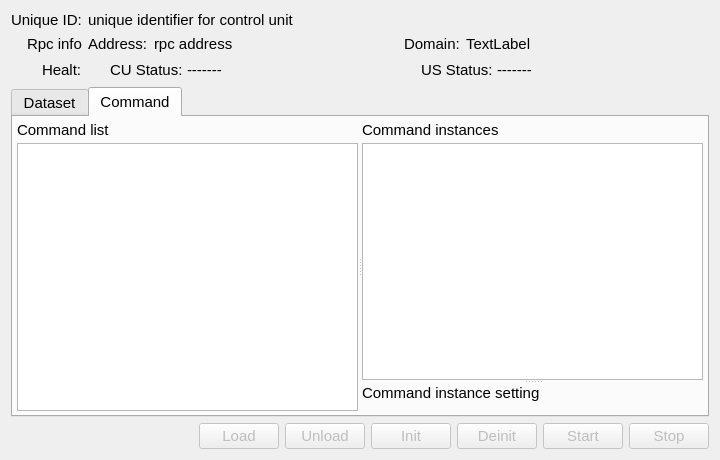
Above: ccs/node/control_unit/ControlUnitEditor.ui from bisegni/chaosframework before the change. Below: the same form after it.
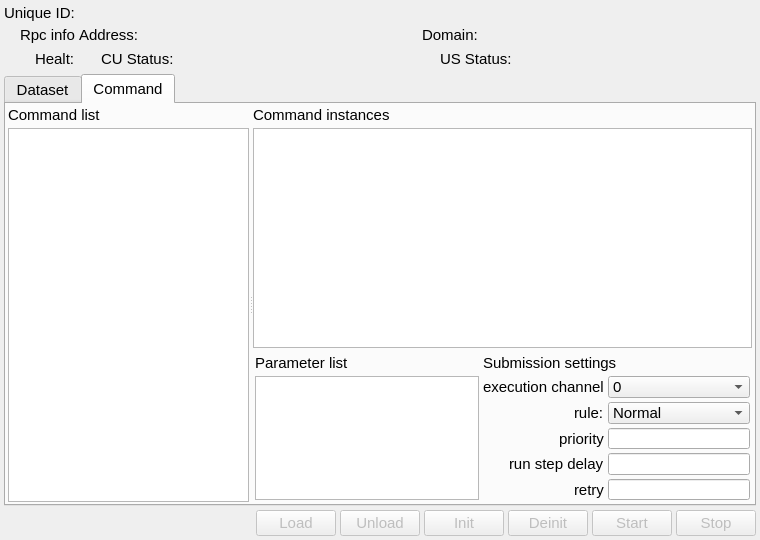
That is the form after the change. The open tabs and pages were chosen to show the change. Custom widgets are drawn as their Qt base class.

Commit message: updated the control unit editor view

Diff of the .ui file:
```diff
--- a/ccs/node/control_unit/ControlUnitEditor.ui
+++ b/ccs/node/control_unit/ControlUnitEditor.ui
@@ -7,14 +7,14 @@
    <rect>
     <x>0</x>
     <y>0</y>
-    <width>720</width>
-    <height>460</height>
+    <width>760</width>
+    <height>540</height>
    </rect>
   </property>
   <property name="minimumSize">
    <size>
-    <width>720</width>
-    <height>460</height>
+    <width>760</width>
+    <height>540</height>
    </size>
   </property>
   <property name="font">
@@ -26,8 +26,26 @@
    <string>Form</string>
   </property>
   <layout class="QVBoxLayout" name="verticalLayout_4">
+   <property name="spacing">
+    <number>4</number>
+   </property>
+   <property name="leftMargin">
+    <number>4</number>
+   </property>
+   <property name="topMargin">
+    <number>4</number>
+   </property>
+   <property name="rightMargin">
+    <number>4</number>
+   </property>
+   <property name="bottomMargin">
+    <number>4</number>
+   </property>
    <item>
     <layout class="QGridLayout" name="gridLayout" columnstretch="0,1">
+     <property name="spacing">
+      <number>4</number>
+     </property>
      <item row="2" column="0" alignment="Qt::AlignRight">
       <widget class="QLabel" name="label_4">
        <property name="font">
@@ -48,7 +66,7 @@
         </font>
        </property>
        <property name="text">
-        <string>unique identifier for control unit</string>
+        <string/>
        </property>
       </widget>
      </item>
@@ -119,7 +137,7 @@
           </font>
          </property>
          <property name="text">
-          <string>-------</string>
+          <string/>
          </property>
         </widget>
        </item>
@@ -159,7 +177,7 @@
           </font>
          </property>
          <property name="text">
-          <string>-------</string>
+          <string/>
          </property>
         </widget>
        </item>
@@ -183,6 +201,9 @@
      </item>
      <item row="1" column="1">
       <layout class="QHBoxLayout" name="horizontalLayout_3" stretch="0,1,0,1">
+       <property name="spacing">
+        <number>4</number>
+       </property>
        <item alignment="Qt::AlignRight">
         <widget class="QLabel" name="label_3">
          <property name="font">
@@ -203,7 +224,7 @@
           </font>
          </property>
          <property name="text">
-          <string>rpc address</string>
+          <string/>
          </property>
         </widget>
        </item>
@@ -227,7 +248,7 @@
           </font>
          </property>
          <property name="text">
-          <string>TextLabel</string>
+          <string/>
          </property>
         </widget>
        </item>
@@ -383,24 +404,24 @@
       <attribute name="title">
        <string>Command</string>
       </attribute>
-      <layout class="QVBoxLayout" name="verticalLayout_8">
+      <layout class="QVBoxLayout" name="verticalLayout_12">
        <property name="spacing">
         <number>4</number>
        </property>
        <property name="leftMargin">
-        <number>4</number>
+        <number>2</number>
        </property>
        <property name="topMargin">
-        <number>4</number>
+        <number>2</number>
        </property>
        <property name="rightMargin">
-        <number>4</number>
+        <number>2</number>
        </property>
        <property name="bottomMargin">
-        <number>4</number>
+        <number>2</number>
        </property>
        <item>
-        <widget class="QSplitter" name="splitter_2">
+        <widget class="QSplitter" name="splitterCommandList">
          <property name="orientation">
           <enum>Qt::Horizontal</enum>
          </property>
@@ -429,15 +450,20 @@
             </layout>
            </item>
            <item>
-            <widget class="QListView" name="listViewCommandList"/>
+            <widget class="QListView" name="listViewCommandList">
+             <property name="statusTip">
+              <string>The lis tof the command exposed by control unit</string>
+             </property>
+            </widget>
            </item>
           </layout>
          </widget>
-         <widget class="QSplitter" name="splitter">
-          <property name="orientation">
-           <enum>Qt::Vertical</enum>
-          </property>
-          <widget class="QWidget" name="verticalLayoutWidget_2">
+         <widget class="QWidget" name="">
+          <layout class="QVBoxLayout" name="verticalLayout_8" stretch="1,0">
+           <property name="spacing">
+            <number>4</number>
+           </property>
+           <item>
            <layout class="QVBoxLayout" name="verticalLayout_6">
             <property name="spacing">
              <number>4</number>
@@ -462,36 +488,200 @@
              </layout>
             </item>
             <item>
-             <widget class="QListWidget" name="listWidgetCommandInstances"/>
-            </item>
-           </layout>
-          </widget>
-          <widget class="QWidget" name="verticalLayoutWidget_3">
-           <layout class="QVBoxLayout" name="verticalLayout_7" stretch="0,1">
+              <widget class="QListWidget" name="listWidgetCommandInstances">
+               <property name="statusTip">
+                <string>The lis tof all instance of the commands</string>
+               </property>
+              </widget>
+             </item>
+            </layout>
+           </item>
+           <item>
+            <widget class="QWidget" name="widget" native="true">
+             <property name="enabled">
+              <bool>true</bool>
+             </property>
+             <property name="maximumSize">
+              <size>
+               <width>16777215</width>
+               <height>150</height>
+              </size>
+             </property>
+             <layout class="QVBoxLayout" name="verticalLayout_7">
+              <property name="spacing">
+               <number>4</number>
+              </property>
+              <property name="leftMargin">
+               <number>2</number>
+              </property>
+              <property name="topMargin">
+               <number>2</number>
+              </property>
+              <property name="rightMargin">
+               <number>2</number>
+              </property>
+              <property name="bottomMargin">
+               <number>2</number>
+              </property>
+              <item>
+               <layout class="QHBoxLayout" name="horizontalLayout_8" stretch="1,0">
+                <property name="spacing">
+                 <number>4</number>
+                </property>
+                <item>
+                 <layout class="QVBoxLayout" name="verticalLayout_9" stretch="0,1">
+                  <property name="spacing">
+                   <number>4</number>
+                  </property>
+                  <item>
+                   <widget class="QLabel" name="label_10">
+                    <property name="font">
+                     <font>
+                      <pointsize>11</pointsize>
+                     </font>
+                    </property>
+                    <property name="text">
+                     <string>Parameter list</string>
+                    </property>
+                   </widget>
+                  </item>
+                  <item>
+                   <widget class="QTableView" name="tableViewParameterList">
+                    <property name="statusTip">
+                     <string>Is the table for all command paramter</string>
+                    </property>
+                   </widget>
+                  </item>
+                 </layout>
+                </item>
+                <item>
+                 <layout class="QVBoxLayout" name="verticalLayout_10" stretch="0,1">
             <property name="spacing">
              <number>4</number>
             </property>
             <item>
-             <layout class="QHBoxLayout" name="horizontalLayout_6">
+                   <widget class="QLabel" name="label_11">
+                    <property name="font">
+                     <font>
+                      <pointsize>11</pointsize>
+                     </font>
+                    </property>
+                    <property name="text">
+                     <string>Submission settings</string>
+                    </property>
+                   </widget>
+                  </item>
               <item>
+                   <layout class="QGridLayout" name="gridLayout_3" rowstretch="0,0,0,0,0,0" columnstretch="0,0">
+                    <property name="spacing">
+                     <number>4</number>
+                    </property>
+                    <item row="3" column="1">
+                     <widget class="QLineEdit" name="lineEditSubmissionRunStepDelay">
+                      <property name="statusTip">
+                       <string>Is the delay to whait for schedule the next run step(0-60000000 us)</string>
+                      </property>
+                      <property name="placeholderText">
+                       <string/>
+                      </property>
+                     </widget>
+                    </item>
+                    <item row="0" column="1">
+                     <widget class="QComboBox" name="comboBoxSubmissionExecutionChannel">
+                      <item>
+                       <property name="text">
+                        <string>0</string>
+                       </property>
+                      </item>
+                     </widget>
+                    </item>
+                    <item row="4" column="1">
+                     <widget class="QLineEdit" name="lineEditSubmissionRetry">
+                      <property name="statusTip">
+                       <string>Is the delay to whait for retry to submit this command(0-1000000 us)</string>
+                      </property>
+                      <property name="placeholderText">
+                       <string/>
+                      </property>
+                     </widget>
+                    </item>
+                    <item row="3" column="0" alignment="Qt::AlignRight">
+                     <widget class="QLabel" name="label_13">
+                      <property name="text">
+                       <string>run step delay</string>
+                      </property>
+                     </widget>
+                    </item>
+                    <item row="2" column="1">
+                     <widget class="QLineEdit" name="lineEditSubmissionPriority">
+                      <property name="statusTip">
+                       <string>Is the priority within the command queue (0-100)</string>
+                      </property>
+                      <property name="placeholderText">
+                       <string/>
+                      </property>
+                      <property name="clearButtonEnabled">
+                       <bool>true</bool>
+                      </property>
+                     </widget>
+                    </item>
+                    <item row="0" column="0" alignment="Qt::AlignRight|Qt::AlignVCenter">
                <widget class="QLabel" name="label_9">
-                <property name="font">
-                 <font>
-                  <pointsize>11</pointsize>
-                 </font>
-                </property>
+                      <property name="text">
+                       <string>execution channel</string>
+                      </property>
+                     </widget>
+                    </item>
+                    <item row="4" column="0" alignment="Qt::AlignRight">
+                     <widget class="QLabel" name="label_14">
                 <property name="text">
-                 <string>Command instance setting</string>
+                       <string>retry</string>
                 </property>
                </widget>
               </item>
-             </layout>
-            </item>
+                    <item row="2" column="0" alignment="Qt::AlignRight">
+                     <widget class="QLabel" name="label_12">
+                      <property name="text">
+                       <string>priority</string>
+                      </property>
+                     </widget>
+                    </item>
+                    <item row="1" column="0" alignment="Qt::AlignRight">
+                     <widget class="QLabel" name="label_15">
+                      <property name="text">
+                       <string>rule:</string>
+                      </property>
+                     </widget>
+                    </item>
+                    <item row="1" column="1">
+                     <widget class="QComboBox" name="comboBoxSubmissionRule">
             <item>
-             <widget class="QWidget" name="widget" native="true"/>
-            </item>
-           </layout>
-          </widget>
+                       <property name="text">
+                        <string>Normal</string>
+                       </property>
+                      </item>
+                      <item>
+                       <property name="text">
+                        <string>Stack</string>
+                       </property>
+                      </item>
+                      <item>
+                       <property name="text">
+                        <string>Kill</string>
+                       </property>
+                      </item>
+                     </widget>
+                    </item>
+                   </layout>
+                  </item>
+                 </layout>
+                </item>
+               </layout>
+              </item>
+             </layout>
+            </widget>
+           </item>
+          </layout>
          </widget>
         </widget>
        </item>
@@ -501,6 +691,9 @@
    </item>
    <item>
     <layout class="QHBoxLayout" name="horizontalLayout">
+     <property name="spacing">
+      <number>4</number>
+     </property>
      <item>
       <spacer name="horizontalSpacer">
        <property name="orientation">
```
Left out of the diff: 30 changed lines with no effect on the pictures. Lines whose indentation alone changed are shown as unchanged. The commit also changes 3 other files.
